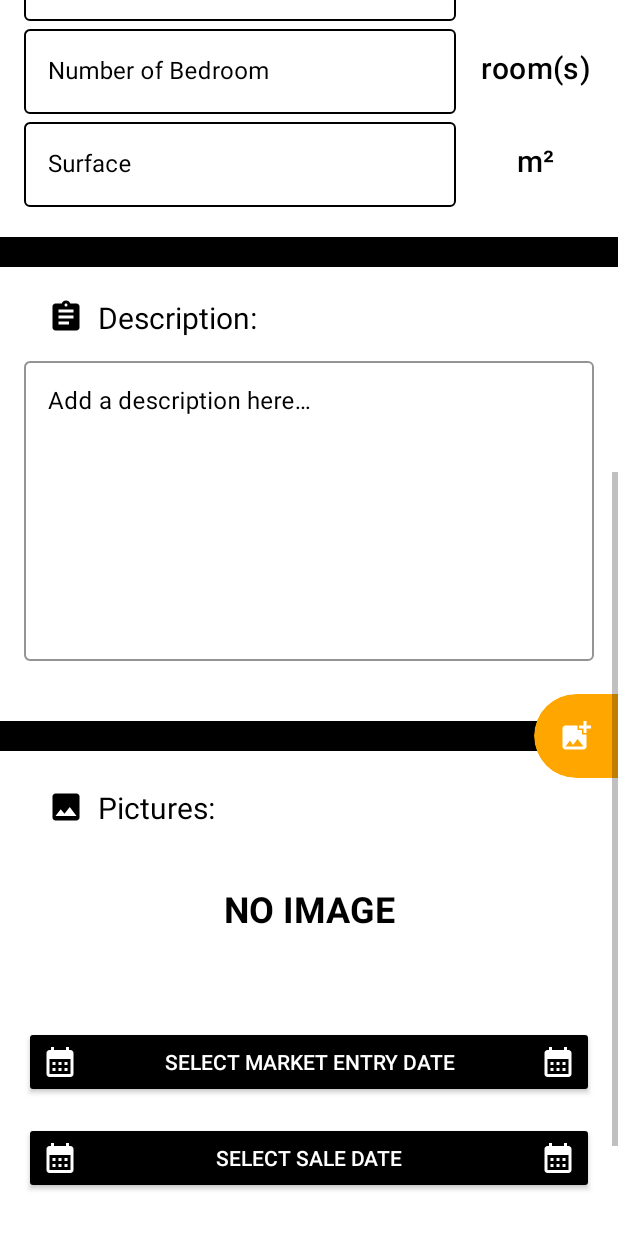
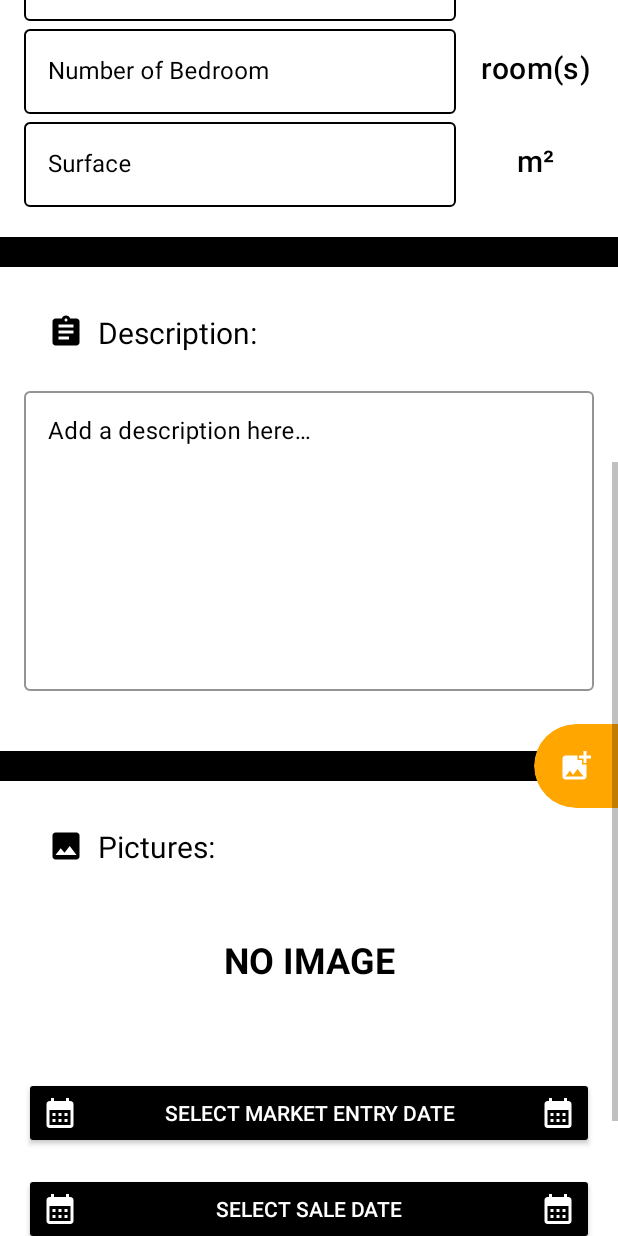
Before and after one commit to MattAzerty/RealEstateManager, an Android app: the fragment RealEstateAddOrEditFrag placed in its activity, tab 2 chosen, scrolled down 576 dp, on a phone screen of 412 x 824 dp. Run offline under Robolectric (Android 15) with nearby library versions, the phone set to English and light mode, and no system bars; our stand-ins replace Dagger/Hilt's generated code; pictures from the network do not load.

Commit message:
Fragments transition

```diff
--- a/app/src/main/java/fr/melanoxy/realestatemanager/ui/mainActivity/fragments/realEstateAddOrEditFrag/RealEstateAddOrEditFrag.kt
+++ b/app/src/main/java/fr/melanoxy/realestatemanager/ui/mainActivity/fragments/realEstateAddOrEditFrag/RealEstateAddOrEditFrag.kt
@@ -1,6 +1,5 @@
 package fr.melanoxy.realestatemanager.ui.mainActivity.fragments.realEstateAddOrEditFrag
 
-import android.annotation.SuppressLint
 import android.content.ContentValues
 import android.content.Context
 import android.content.Intent
@@ -9,11 +8,10 @@ import android.os.Bundle
 import android.provider.MediaStore
 import android.transition.ChangeBounds
 import android.transition.Transition
+import android.transition.TransitionInflater
 import android.transition.TransitionManager
 import android.view.View
 import android.view.ViewGroup
-import android.view.ViewGroupOverlay
-import android.view.ViewParent
 import android.view.animation.Animation
 import android.view.animation.AnimationUtils
 import android.view.inputmethod.InputMethodManager
@@ -35,6 +33,7 @@ import fr.melanoxy.realestatemanager.databinding.FragmentRealEstateAddBinding
 import fr.melanoxy.realestatemanager.ui.mainActivity.MainEventListener
 import fr.melanoxy.realestatemanager.ui.mainActivity.fragments.realEstateAddOrEditFrag.realEstateSpinners.AddAgentSpinnerAdapter
 import fr.melanoxy.realestatemanager.ui.mainActivity.fragments.realEstateAddOrEditFrag.viewPagerInfos.MyPagerAdapter
+import fr.melanoxy.realestatemanager.ui.mainActivity.fragments.realEstateListFrag.RealEstateListFrag
 import fr.melanoxy.realestatemanager.ui.mainActivity.fragments.realEstateRv.RealEstatePictureAdapter
 import fr.melanoxy.realestatemanager.ui.utils.CAMERA_PERMISSION
 import fr.melanoxy.realestatemanager.ui.utils.REAL_ESTATE_TYPES
@@ -59,6 +58,14 @@ class RealEstateAddOrEditFrag : Fragment(R.layout.fragment_real_estate_add) {
     private lateinit var activityResultForCameraPermissions: ActivityResultLauncher<String>
     private var imageUri: Uri? = null
     private var isOpen = false
+
+    override fun onCreate(savedInstanceState: Bundle?) {
+        super.onCreate(savedInstanceState)
+        val inflater = TransitionInflater.from(requireContext())
+        enterTransition = inflater.inflateTransition(R.transition.slide_bottom)
+        exitTransition = inflater.inflateTransition(R.transition.fade)
+
+    }
 
     override fun onAttach(context: Context) {
         super.onAttach(context)
@@ -115,7 +122,7 @@ class RealEstateAddOrEditFrag : Fragment(R.layout.fragment_real_estate_add) {
                 is RealEstateAddOrEditEvent.DisplaySnackBarMessage -> eventListener.displaySnackBarMessage(
                     event.message.toCharSequence(requireContext())
                 )
-            }//.exhaustive//TODO inline?
+            }.exhaustive//TODO inline?
             /*
             Any? type. It is used to ensure that when using a when expression in Kotlin, all possible cases are handled, so that the code can be considered "exhaustive".
             In this case, calling .exhaustive after the when expression is not strictly necessary. However, in cases where there are more than two cases in the enum, or if more cases are added in the future, using exhaustive after the when expression can help catch potential bugs caused by missing cases.
@@ -174,7 +181,10 @@ class RealEstateAddOrEditFrag : Fragment(R.layout.fragment_real_estate_add) {
     }
 
     private fun closeFragment() {
-        requireActivity().supportFragmentManager.popBackStack()
+        //requireActivity().supportFragmentManager.popBackStackImmediate()
+        val transaction = requireActivity().supportFragmentManager.beginTransaction()
+        transaction.replace(R.id.activity_main_FrameLayout_container_real_estate_list, RealEstateListFrag())
+        transaction.commit()
     }
 
     private fun pickMedia() {
--- a/app/src/main/java/fr/melanoxy/realestatemanager/ui/mainActivity/fragments/realEstateAddOrEditFrag/realEstateSpinners/AddAgentSpinnerAdapter.kt
+++ b/app/src/main/java/fr/melanoxy/realestatemanager/ui/mainActivity/fragments/realEstateAddOrEditFrag/realEstateSpinners/AddAgentSpinnerAdapter.kt
@@ -61,7 +61,7 @@ class AddAgentSpinnerAdapter : ListAdapter, Filterable {
 
     override fun getFilter() = object : Filter() {
         override fun performFiltering(constraint: CharSequence) = FilterResults()
-        override fun publishResults(constraint: CharSequence, results: FilterResults) {}
+        override fun publishResults(constraint: CharSequence?, results: FilterResults?) {}
         override fun convertResultToString(resultValue: Any): CharSequence {
             return (resultValue as AddAgentViewStateItem).agentName
         }
@@ -72,4 +72,5 @@ class AddAgentSpinnerAdapter : ListAdapter, Filterable {
         dataSetObservable.notifyChanged()
     }
 
+
 }
--- a/app/src/main/java/fr/melanoxy/realestatemanager/ui/mainActivity/fragments/realEstateListFrag/RealEstateListFrag.kt
+++ b/app/src/main/java/fr/melanoxy/realestatemanager/ui/mainActivity/fragments/realEstateListFrag/RealEstateListFrag.kt
@@ -4,6 +4,7 @@ import android.content.Context
 import android.os.Bundle
 import android.transition.ChangeBounds
 import android.transition.Transition
+import android.transition.TransitionInflater
 import android.transition.TransitionManager
 import androidx.fragment.app.Fragment
 import android.view.View
@@ -24,6 +25,7 @@ class RealEstateListFrag : Fragment(R.layout.fragment_real_estate_list) {
     private val binding by viewBinding { FragmentRealEstateListBinding.bind(it) }
     private val viewModel by viewModels<RealEstateListViewModel>()
     private var isExpanded=false
+
 
     override fun onViewCreated(view: View, savedInstanceState: Bundle?) {
         super.onViewCreated(view, savedInstanceState)
@@ -51,9 +53,8 @@ class RealEstateListFrag : Fragment(R.layout.fragment_real_estate_list) {
             R.id.frag_real_estate_list_fab_add -> transaction.replace(R.id.activity_main_FrameLayout_container_real_estate_list, RealEstateAddOrEditFrag())
 
         }
-        transaction.addToBackStack(null)
-        //ENTER - EXIST - POP ENTER - POP EXIT
-        transaction.setCustomAnimations(android.R.animator.fade_in, android.R.animator.fade_out, android.R.animator.fade_in, android.R.animator.fade_out)
+        //transaction.addToBackStack(null)
+        //transaction.setTransition(FragmentTransaction.TRANSIT_FRAGMENT_FADE)
         transaction.commit()
     }
 
--- a/app/src/main/res/anim/slide_out_to_top.xml
+++ /dev/null
@@ -1,6 +0,0 @@
-<set xmlns:android="http://schemas.android.com/apk/res/android">
-    <translate
-        android:fromYDelta="0%p"
-        android:toYDelta="-100%p"
-        android:duration="500" />
-</set>
--- a/app/src/main/res/layout/activity_main.xml
+++ b/app/src/main/res/layout/activity_main.xml
@@ -4,7 +4,8 @@
     xmlns:android="http://schemas.android.com/apk/res/android"
     xmlns:app="http://schemas.android.com/apk/res-auto"
     android:layout_width="match_parent"
-    android:layout_height="match_parent">
+    android:layout_height="match_parent"
+    android:background="@color/black">
 
     <FrameLayout
         android:id="@+id/activity_main_FrameLayout_container_real_estate_list"
--- a/app/src/main/res/layout/fragment_real_estate_add.xml
+++ b/app/src/main/res/layout/fragment_real_estate_add.xml
@@ -29,7 +29,7 @@
                 android:layout_marginLeft="@dimen/fab_margin"
                 android:layout_marginTop="40dp"
                 android:layout_marginRight="@dimen/fab_margin"
-                android:gravity="left"
+                android:gravity="start"
                 android:importantForAccessibility="no"
                 android:text="@string/create_new_real_estate"
                 android:textColor="@color/black"
@@ -101,14 +101,14 @@
                 android:layout_height="wrap_content"
                 android:layout_marginStart="@dimen/fab_margin"
                 android:layout_marginTop="@dimen/title_top_margin"
-                android:drawableLeft="@drawable/vc_add_location_white_24dp"
-                android:drawableTint="@color/black"
                 android:gravity="center"
                 android:text="@string/pointOfInterest"
                 android:textColor="@color/black"
                 android:textSize="20sp"
                 app:layout_constraintStart_toStartOf="@id/create_new_real_estate_TextInputLayout_type"
-                app:layout_constraintTop_toBottomOf="@id/create_new_real_estate_TextInputLayout_type" />
+                app:layout_constraintTop_toBottomOf="@id/create_new_real_estate_TextInputLayout_type"
+                app:drawableLeftCompat="@drawable/vc_add_location_white_24dp"
+                app:drawableTint="@color/black" />
 
             <HorizontalScrollView
                 android:id="@+id/create_new_real_estate_chip_group_hv"
@@ -221,22 +221,23 @@
                 android:layout_height="20dp"
                 android:layout_marginTop="20dp"
                 android:background="@color/black"
-                app:layout_constraintTop_toBottomOf="@id/create_new_real_estate_view_pager" />
+                app:layout_constraintTop_toBottomOf="@id/create_new_real_estate_view_pager"
+                tools:ignore="ContentDescription" />
 
             <TextView
                 android:id="@+id/create_new_real_estate_tv_description"
                 android:layout_width="wrap_content"
                 android:layout_height="wrap_content"
-                android:layout_marginLeft="@dimen/fab_margin"
-                android:layout_marginTop="@dimen/title_top_margin"
-                android:drawableLeft="@drawable/ic_assignment_white_24dp"
-                android:drawableTint="@color/black"
+                android:layout_marginStart="@dimen/fab_margin"
+                android:layout_marginTop="30dp"
                 android:gravity="center"
                 android:text="@string/description"
                 android:textColor="@color/black"
                 android:textSize="20sp"
                 app:layout_constraintStart_toStartOf="@id/create_new_real_estate_TextInputLayout_type"
-                app:layout_constraintTop_toBottomOf="@id/create_new_real_estate_header_l1" />
+                app:layout_constraintTop_toBottomOf="@id/create_new_real_estate_header_l1"
+                app:drawableLeftCompat="@drawable/ic_assignment_white_24dp"
+                app:drawableTint="@color/black" />
 
             <com.google.android.material.textfield.TextInputLayout
                 android:id="@+id/create_new_real_estate_til_description"
@@ -244,7 +245,7 @@
                 android:layout_width="0dp"
                 android:layout_height="wrap_content"
                 android:layout_marginStart="@dimen/fab_margin"
-                android:layout_marginTop="10dp"
+                android:layout_marginTop="20dp"
                 android:layout_marginEnd="@dimen/fab_margin"
                 android:textColorHint="@color/black"
                 app:boxStrokeColor="@color/black"
@@ -262,8 +263,6 @@
             </com.google.android.material.textfield.TextInputLayout>
 
 
-
-
             <ImageView
                 android:id="@+id/create_new_real_estate_header_l2"
                 android:layout_width="match_parent"
@@ -277,28 +276,31 @@
                 android:id="@+id/create_new_real_estate_tv_add_picture"
                 android:layout_width="wrap_content"
                 android:layout_height="wrap_content"
-                android:layout_marginLeft="@dimen/fab_margin"
-                android:layout_marginTop="24dp"
-                android:drawableLeft="@drawable/vc_image_white_24dp"
-                android:drawableTint="@color/black"
+                android:layout_marginStart="@dimen/fab_margin"
+                android:layout_marginTop="30dp"
+                android:layout_marginBottom="8dp"
                 android:gravity="center"
                 android:text="@string/add_pictures"
                 android:textColor="@color/black"
                 android:textSize="20sp"
                 app:layout_constraintStart_toStartOf="@id/create_new_real_estate_til_description"
-                app:layout_constraintTop_toBottomOf="@id/create_new_real_estate_header_l2" />
+                app:layout_constraintTop_toBottomOf="@id/create_new_real_estate_header_l2"
+                app:drawableLeftCompat="@drawable/vc_image_white_24dp"
+                app:drawableTint="@color/black" />
 
             <androidx.recyclerview.widget.RecyclerView
                 android:id="@+id/create_new_real_estate_recyclerView"
                 android:layout_width="match_parent"
                 android:layout_height="wrap_content"
+                android:layout_marginTop="8dp"
+                android:paddingEnd="8dp"
                 app:layoutManager="androidx.recyclerview.widget.LinearLayoutManager"
                 android:orientation="horizontal"
                 app:layout_constraintStart_toStartOf="parent"
                 app:layout_constraintTop_toBottomOf="@id/create_new_real_estate_tv_add_picture"
                 app:layout_constraintEnd_toEndOf="parent"
                 app:layout_constraintBottom_toTopOf="@id/create_new_real_estate_no_image"
-                />
+                tools:ignore="RtlSymmetry" />
 
             <TextView
                 android:id="@+id/create_new_real_estate_no_image"
@@ -327,6 +329,7 @@
                 android:layout_marginStart="16dp"
                 android:layout_marginTop="24dp"
                 android:layout_marginEnd="16dp"
+                android:layout_marginBottom="16dp"
                 app:counterEnabled="true"
                 android:textColorHint="@color/black"
                 app:boxStrokeColor="@color/textinputlayout_tint_selector"
@@ -357,8 +360,8 @@
                 android:layout_height="wrap_content"
                 android:layout_margin="@dimen/fab_margin"
                 android:backgroundTint="@color/black"
-                android:drawableLeft="@drawable/vc_calendar_month_white_24dp"
-                android:drawableRight="@drawable/vc_calendar_month_white_24dp"
+                android:drawableStart="@drawable/vc_calendar_month_white_24dp"
+                android:drawableEnd="@drawable/vc_calendar_month_white_24dp"
                 android:text="@string/select_market_entry_date"
                 android:textColor="@color/white"
                 app:layout_constraintStart_toStartOf="@id/create_new_real_estate_til_description"
@@ -370,8 +373,8 @@
                 android:layout_height="wrap_content"
                 android:layout_margin="@dimen/fab_margin"
                 android:backgroundTint="@color/black"
-                android:drawableLeft="@drawable/vc_calendar_month_white_24dp"
-                android:drawableRight="@drawable/vc_calendar_month_white_24dp"
+                android:drawableStart="@drawable/vc_calendar_month_white_24dp"
+                android:drawableEnd="@drawable/vc_calendar_month_white_24dp"
                 android:text="@string/select_sale_date"
                 android:textColor="@color/white"
                 app:layout_constraintStart_toStartOf="@id/create_new_real_estate_button_market_entry_date"
@@ -385,7 +388,7 @@
                 android:layout_marginTop="40dp"
                 android:layout_marginRight="@dimen/fab_margin"
                 android:backgroundTint="@color/black"
-                android:text="CANCEL"
+                android:text="@string/cancel"
                 android:textColor="@color/white"
                 app:layout_constraintEnd_toStartOf="@id/create_new_real_estate_button_add_real_estate"
                 app:layout_constraintRight_toLeftOf="@id/create_new_real_estate_button_add_real_estate"
@@ -398,7 +401,7 @@
                 android:layout_marginLeft="@dimen/fab_margin"
                 android:layout_marginRight="@dimen/fab_margin"
                 android:backgroundTint="@color/colorAccent"
-                android:text="SAVE"
+                android:text="@string/save"
                 android:textColor="@color/white"
                 app:layout_constraintEnd_toEndOf="@id/create_new_real_estate_til_description"
                 app:layout_constraintTop_toTopOf="@id/create_new_real_estate_button_cancel" />
@@ -509,7 +512,8 @@
                 android:layout_height="40dp"
                 android:layout_marginTop="10dp"
                 android:background="@color/black"
-                app:layout_constraintTop_toBottomOf="@id/create_new_real_estate_button_add_real_estate" />
+                app:layout_constraintTop_toBottomOf="@id/create_new_real_estate_button_add_real_estate"
+                tools:ignore="ContentDescription" />
 
             <com.google.android.material.floatingactionbutton.FloatingActionButton
                 android:id="@+id/create_new_real_estate_close"
@@ -526,7 +530,8 @@
                 app:layout_constraintTop_toTopOf="parent"
                 app:maxImageSize="30dp"
                 app:rippleColor="@color/black"
-                app:tint="@color/white" />
+                app:tint="@color/white"
+                tools:ignore="ContentDescription" />
 
             <com.google.android.material.floatingactionbutton.FloatingActionButton
                 android:id="@+id/create_new_real_estate_fab_today"
@@ -543,13 +548,14 @@
                 app:layout_constraintRight_toRightOf="@id/create_new_real_estate_tab_layout"
                 app:maxImageSize="34dp"
                 app:rippleColor="@color/black"
-                app:tint="@color/white" />
+                app:tint="@color/white"
+                tools:ignore="ContentDescription" />
 
             <com.google.android.material.floatingactionbutton.FloatingActionButton
                 android:id="@+id/create_new_real_estate_fab_gallery_selection"
                 android:layout_width="wrap_content"
                 android:layout_height="wrap_content"
-                android:layout_marginLeft="@dimen/fab_margin"
+                android:layout_marginStart="@dimen/fab_margin"
                 android:elevation="0dp"
                 android:src="@drawable/vc_folder_white_24dp"
                 android:visibility="invisible"
@@ -563,13 +569,14 @@
                 app:layout_constraintTop_toTopOf="@id/create_new_real_estate_header_l2"
                 app:maxImageSize="34dp"
                 app:rippleColor="@color/black"
-                app:tint="@color/white" />
+                app:tint="@color/white"
+                tools:ignore="ContentDescription" />
 
             <com.google.android.material.floatingactionbutton.FloatingActionButton
                 android:id="@+id/create_new_real_estate_fab_photo_selection"
                 android:layout_width="wrap_content"
                 android:layout_height="wrap_content"
-                android:layout_marginLeft="@dimen/fab_margin"
+                android:layout_marginStart="@dimen/fab_margin"
                 android:elevation="0dp"
                 android:src="@drawable/vc_camera_alt_white_24dp"
                 android:visibility="invisible"
@@ -583,7 +590,8 @@
                 app:layout_constraintTop_toTopOf="@id/create_new_real_estate_header_l2"
                 app:maxImageSize="34dp"
                 app:rippleColor="@color/black"
-                app:tint="@color/white" />
+                app:tint="@color/white"
+                tools:ignore="ContentDescription" />
 
         </androidx.constraintlayout.widget.ConstraintLayout>
 
--- a/app/src/main/res/layout/picture_item.xml
+++ b/app/src/main/res/layout/picture_item.xml
@@ -1,15 +1,17 @@
 <?xml version="1.0" encoding="utf-8"?>
 <androidx.cardview.widget.CardView xmlns:android="http://schemas.android.com/apk/res/android"
     xmlns:app="http://schemas.android.com/apk/res-auto"
-    android:layout_width="150dp"
+    android:layout_width="155dp"
     android:layout_height="150dp"
     android:clickable="true"
     android:focusable="true"
     android:foreground="?attr/selectableItemBackground"
-    app:cardElevation="4dp"
-    app:cardCornerRadius="20dp"
-    app:cardPreventCornerOverlap="true"
-    app:cardUseCompatPadding="true">
+    app:cardElevation="2dp"
+    app:cardCornerRadius="40dp"
+    android:layout_marginTop="16dp"
+    android:layout_marginStart="8dp"
+    android:layout_marginBottom="16dp"
+    app:cardPreventCornerOverlap="true">
 
     <androidx.constraintlayout.widget.ConstraintLayout
         android:layout_width="match_parent"
@@ -53,8 +55,7 @@
             android:id="@+id/real_estate_picture_item_delete"
             android:layout_width="0dp"
             android:layout_height="0dp"
-            android:paddingTop="4dp"
-            android:paddingBottom="4dp"
+            android:padding="4dp"
             android:background="#E6000000"
             android:visibility="gone"
             app:layout_constraintTop_toTopOf="parent"
@@ -68,7 +69,7 @@
         <View
             android:layout_width="match_parent"
             android:layout_height="0dp"
-            android:background="#CD000000"
+            android:background="@color/colorAccent"
             app:layout_constraintBottom_toBottomOf="parent"
             app:layout_constraintTop_toTopOf="@id/real_estate_picture_item_name" />
 
@@ -76,10 +77,11 @@
             android:id="@+id/real_estate_picture_item_name"
             android:layout_width="match_parent"
             android:layout_height="wrap_content"
-            android:layout_marginStart="20dp"
-            android:layout_marginEnd="20dp"
+            android:layout_marginStart="12dp"
+            android:layout_marginEnd="12dp"
             android:layout_marginBottom="2dp"
             android:paddingTop="4dp"
+            android:paddingBottom="4dp"
             android:text="Picture"
             android:gravity="center"
             android:textColor="#FFFFFF"
--- /dev/null
+++ b/app/src/main/res/transition/fade.xml
@@ -0,0 +1,3 @@
+<?xml version="1.0" encoding="utf-8"?>
+<fade xmlns:android="http://schemas.android.com/apk/res/android"
+    android:duration="100"/>
--- /dev/null
+++ b/app/src/main/res/transition/slide_bottom.xml
@@ -0,0 +1,4 @@
+<?xml version="1.0" encoding="utf-8"?>
+<slide xmlns:android="http://schemas.android.com/apk/res/android"
+    android:duration="400"
+    android:slideEdge="bottom" />
--- a/app/src/main/res/values/strings.xml
+++ b/app/src/main/res/values/strings.xml
@@ -37,4 +37,6 @@
     <string name="x_picture_selected">NEW PICTURE(S)</string>
     <string name="enterNewName">Rename picture here…</string>
     <string name="name_too_short">Name is too short</string>
+    <string name="cancel">CANCEL</string>
+    <string name="save">SAVE</string>
 </resources>
```
